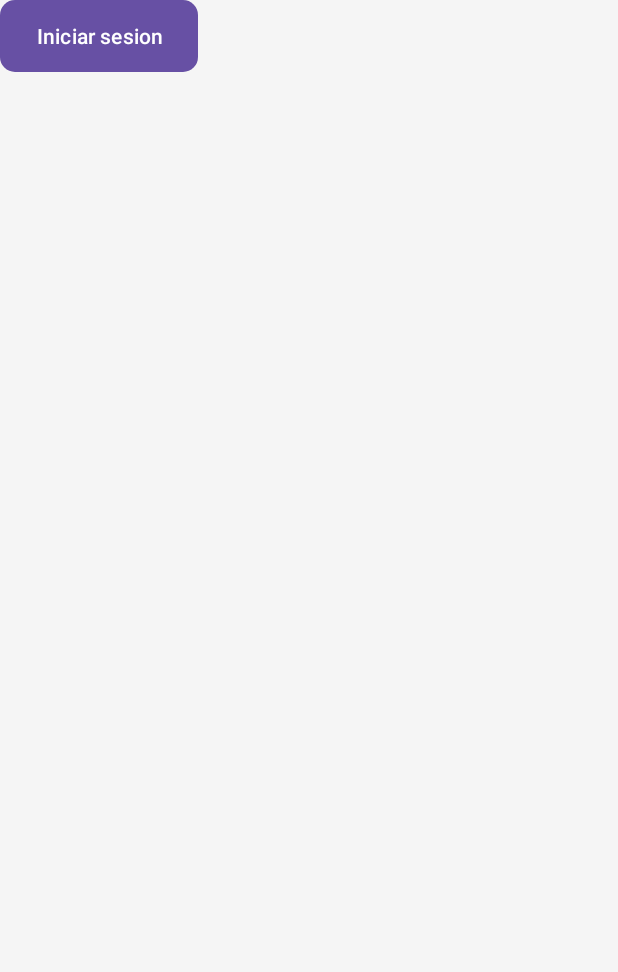
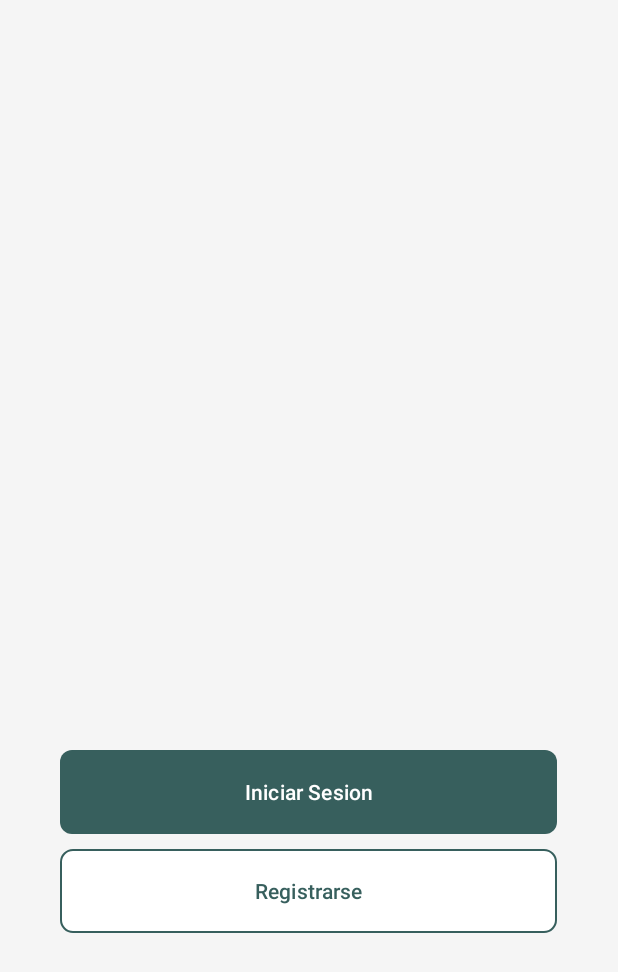
Before and after one commit to JPchipres/maquitiapp, an Android app: the screen it shows after launch (MainActivity), on a phone screen of 412 x 824 dp. Shown: the top 972 px of the screen. Run offline under Robolectric (Android 15) with nearby library versions, the phone set to English and light mode, and no system bars.

Commit message:
commit #1

```diff
--- /dev/null
+++ b/app/src/main/res/drawable/registerbtn.xml
@@ -0,0 +1,6 @@
+<?xml version="1.0" encoding="utf-8"?>
+<shape xmlns:android="http://schemas.android.com/apk/res/android">
+    <corners  android:radius="8dp"/>
+    <solid android:color="@color/white"></solid>
+    <stroke android:color="#375F5D" android:width="1dp" />
+</shape>
--- /dev/null
+++ b/app/src/main/res/drawable/rounded_corner.xml
@@ -0,0 +1,5 @@
+<?xml version="1.0" encoding="utf-8"?>
+<shape xmlns:android="http://schemas.android.com/apk/res/android">
+    <corners  android:radius="8dp"/>
+    <solid android:color="#375F5D"></solid>
+</shape>
--- a/app/src/main/res/layout/activity_main.xml
+++ b/app/src/main/res/layout/activity_main.xml
@@ -1,5 +1,5 @@
 <?xml version="1.0" encoding="utf-8"?>
-<androidx.constraintlayout.widget.ConstraintLayout xmlns:android="http://schemas.android.com/apk/res/android"
+<RelativeLayout xmlns:android="http://schemas.android.com/apk/res/android"
     xmlns:app="http://schemas.android.com/apk/res-auto"
     xmlns:tools="http://schemas.android.com/tools"
     android:layout_width="match_parent"
@@ -7,16 +7,45 @@
     android:background="#F5F5F5"
     tools:context=".MainActivity">
 
-    <Button
-        android:layout_width="wrap_content"
+    <LinearLayout
+        android:layout_width="match_parent"
         android:layout_height="wrap_content"
-        android:background="@drawable/buttons"
-        android:bottomLeftRadius="10dp"
-        android:bottomRightRadius="10dp"
-        android:text="Iniciar sesion"
-        android:topLeftRadius="10dp"
-        android:topRightRadius="10dp"
-        tools:layout_editor_absoluteX="103dp"
-        tools:layout_editor_absoluteY="145dp" />
+        android:layout_marginTop="500dp"
+        android:gravity="center"
+        android:id="@+id/layoutIni"
+        >
 
-</androidx.constraintlayout.widget.ConstraintLayout>
+
+        <Button
+            android:id="@+id/btnIni"
+            android:layout_width="331dp"
+            android:layout_height="56dp"
+            app:backgroundTint="@null"
+            android:background="@drawable/rounded_corner"
+            android:text="Iniciar Sesion"
+            tools:layout_editor_absoluteX="49dp"
+            tools:layout_editor_absoluteY="350dp" />
+
+    </LinearLayout>
+    <LinearLayout
+        android:layout_width="match_parent"
+        android:layout_height="wrap_content"
+
+        android:layout_marginTop="10dp"
+        android:layout_below="@id/layoutIni"
+        android:id="@+id/layoutRegis"
+        android:gravity="center"
+        >
+
+        <Button
+            android:id="@+id/btnRegister"
+            android:layout_width="331dp"
+            android:layout_height="56dp"
+            app:backgroundTint="@null"
+            android:background="@drawable/registerbtn"
+            android:text="Registrarse"
+            android:textColor="#375F5D"
+            tools:layout_editor_absoluteX="49dp"
+            tools:layout_editor_absoluteY="433dp" />
+    </LinearLayout>
+</RelativeLayout>
```
